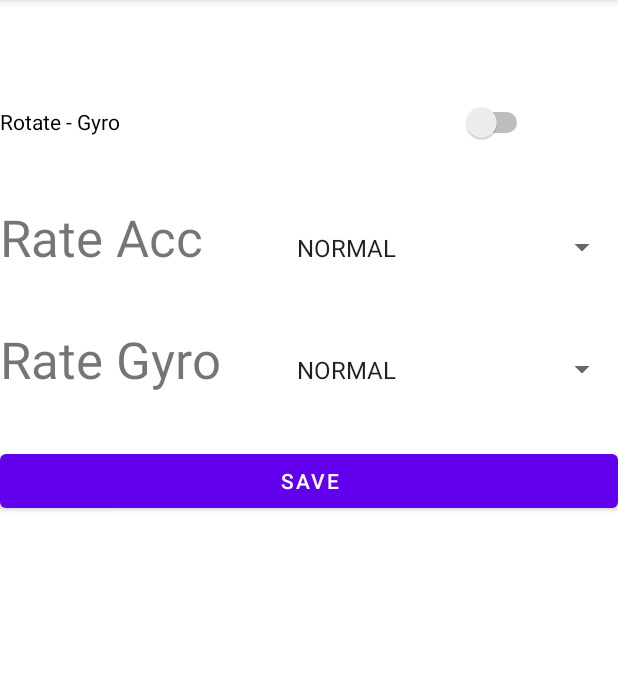
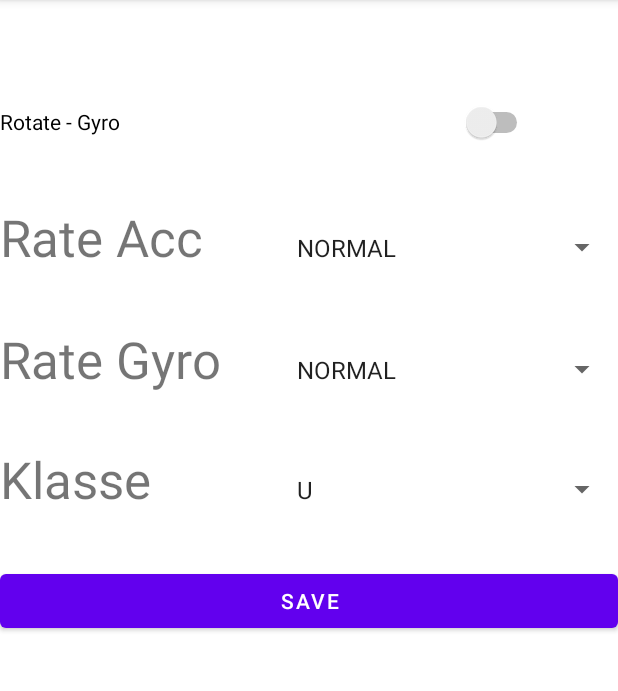
Before and after one commit to SkyTheLie/SensorDaten, an Android app: the fragment SettingsFragment shown on its own in the app's theme, on a phone screen of 412 x 824 dp, the part 84-775 px from its top. Run offline under Robolectric (Android 15) with nearby library versions, the phone set to English and light mode, and no system bars.

```diff
--- a/app/src/main/java/com/example/sensordaten/SettingsFragment.java
+++ b/app/src/main/java/com/example/sensordaten/SettingsFragment.java
@@ -24,12 +24,14 @@ public class SettingsFragment extends Fragment {
     Switch sRG;
     Spinner spAcc;
     Spinner spGyro;
+    Spinner spKlass;
 
     public void onViewCreated(View view, Bundle savedInstanceState) {
         super.onViewCreated(view, savedInstanceState);
 
         spAcc = view.findViewById(R.id.spAcc);
         spGyro = view.findViewById(R.id.spGyro);
+        spKlass = view.findViewById(R.id.spKlasse);
 
         ArrayList<String> items = new ArrayList<>();
         items.add("FASTEST");
@@ -48,6 +50,16 @@ public class SettingsFragment extends Fragment {
         spAcc.setAdapter(adapter);
         spGyro.setAdapter(adapter);
 
+        ArrayList<String> itemsKlass = new ArrayList<>();
+        itemsKlass.add("U");
+        itemsKlass.add("S");
+        itemsKlass.add("L");
+        itemsKlass.add("R");
+
+        ArrayAdapter<String> adapterKlass = new ArrayAdapter<String>(view.getContext(), android.R.layout.simple_spinner_item, itemsKlass);
+        adapterKlass.setDropDownViewResource(android.R.layout.simple_spinner_dropdown_item);
+        spKlass.setAdapter(adapterKlass);
+
         spAcc.setOnItemSelectedListener(new AdapterView.OnItemSelectedListener() {
             @Override
             public void onItemSelected(AdapterView<?> parent, View view, int position, long id) {
@@ -62,17 +74,29 @@ public class SettingsFragment extends Fragment {
         spGyro.setOnItemSelectedListener(new AdapterView.OnItemSelectedListener() {
             @Override
             public void onItemSelected(AdapterView<?> parent, View view, int position, long id) {
-                settingsKlass.setSpeedAcc(position);
+                settingsKlass.setSpeedGyro(position);
             }
 
             @Override
             public void onNothingSelected(AdapterView<?> parent) {
-                settingsKlass.setSpeedAcc(3);
+                settingsKlass.setSpeedGyro(3);
+            }
+        });
+        spKlass.setOnItemSelectedListener(new AdapterView.OnItemSelectedListener() {
+            @Override
+            public void onItemSelected(AdapterView<?> parent, View view, int position, long id) {
+                settingsKlass.setKlassenType(position);
+            }
+
+            @Override
+            public void onNothingSelected(AdapterView<?> parent) {
+                settingsKlass.setKlassenType(0);
             }
         });
 
         spGyro.setSelection(3);
         spAcc.setSelection(3);
+        spKlass.setSelection(0);
 
         sRG = view.findViewById(R.id.sRG);
         sRG.setOnCheckedChangeListener(new CompoundButton.OnCheckedChangeListener() {
--- a/app/src/main/java/com/example/sensordaten/SettingsKlass.java
+++ b/app/src/main/java/com/example/sensordaten/SettingsKlass.java
@@ -5,6 +5,7 @@ import android.app.Application;
 public class SettingsKlass extends Application {
     private static SettingsKlass sInstance  = null;
 
+    private int klassenType = 0;
     private boolean switchRG = false;
     private int speedAcc = 3;
     private int speedGyro = 3;
@@ -55,4 +56,12 @@ public class SettingsKlass extends Application {
     public int getSpeedAcc() {
         return this.speedAcc;
     }
+
+    public void setKlassenType(int kt){
+        this.klassenType = kt;
+    }
+
+    public int getKlassenType(){
+        return this.klassenType;
+    }
 }
--- a/app/src/main/res/layout/settingsfragment.xml
+++ b/app/src/main/res/layout/settingsfragment.xml
@@ -65,6 +65,28 @@
                 android:layout_weight="1" />
         </LinearLayout>
 
+        <LinearLayout
+            android:layout_width="match_parent"
+            android:layout_height="50dp"
+            android:layout_marginTop="30dp"
+            android:orientation="horizontal">
+
+            <TextView
+                android:id="@+id/textView16"
+                android:layout_width="379dp"
+                android:layout_height="47dp"
+                android:layout_weight="1"
+                android:text="Klasse"
+                android:textSize="34sp" />
+
+            <Spinner
+                android:id="@+id/spKlasse"
+                android:layout_width="match_parent"
+                android:layout_height="47dp"
+                android:layout_weight="1" />
+
+        </LinearLayout>
+
         <Button
             android:id="@+id/btSaveSettings"
             android:layout_width="match_parent"
```
Also changed, not shown: app/src/main/AndroidManifest.xml (+9 -1 lines), app/src/main/java/com/example/sensordaten/GraphFragment.java (+70 -17 lines), app/src/main/java/com/example/sensordaten/SensorNode.java (+15 -4 lines).
